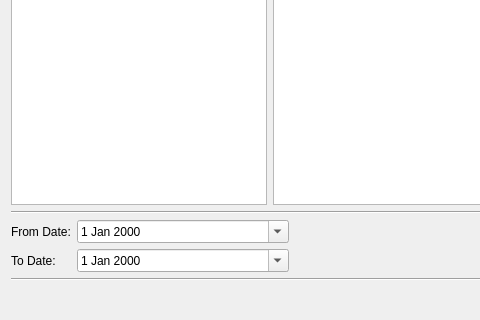
Old version of the form rave/traffik/breakcreateform.ui in the repository pgathogo/raven; both pictures show x 0 to 480 and y 135 to 455 of the 700 by 455 pixel window.
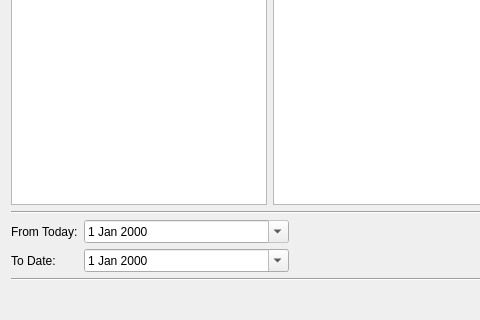
New version of the form.

```diff
--- a/rave/traffik/breakcreateform.ui
+++ b/rave/traffik/breakcreateform.ui
@@ -88,7 +88,7 @@
      <item row="0" column="0">
       <widget class="QLabel" name="label_3">
        <property name="text">
-        <string>From Date:</string>
+        <string>From Today:</string>
        </property>
       </widget>
      </item>
@@ -101,6 +101,9 @@
      </item>
      <item row="0" column="1">
       <widget class="QDateEdit" name="dtFrom">
+       <property name="readOnly">
+        <bool>true</bool>
+       </property>
        <property name="calendarPopup">
         <bool>true</bool>
        </property>
```
